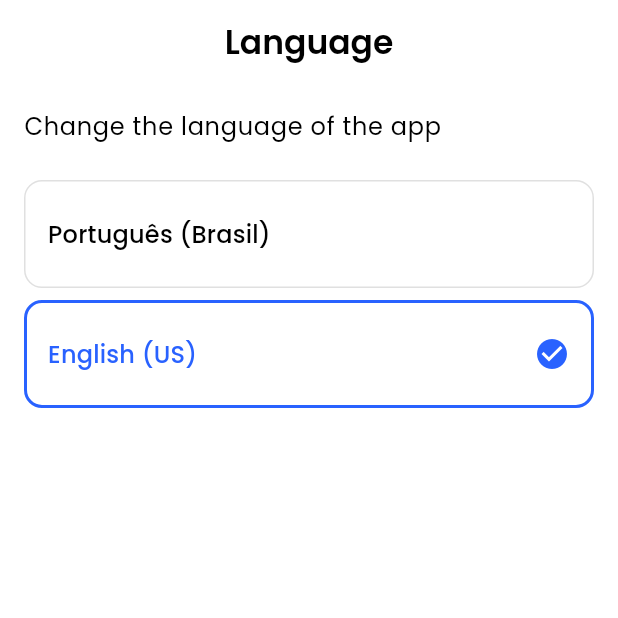
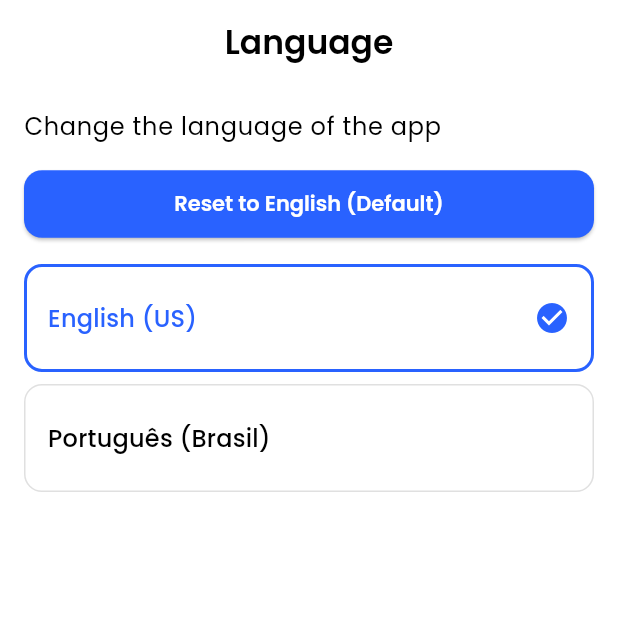
Before and after one commit to kellvembarbosa/nicotinaai_flutter, a Flutter app: the LanguageSelectionScreen screen opened by its route, on a phone screen of 412 x 824 dp, the top half of it. Run offline on Flutter 3.47's test engine with Material 3 defaults, Android fonts, the phone set to English and light mode, and no system bars; our stand-ins replace flutter_dotenv, flutter_secure_storage, go_router, google_fonts, shared_preferences, supabase_flutter; accounts and stored records are empty; generated files the repository leaves out were written again.

Commit message:
fix: corrigir configuração de idioma padrão para inglês
- Alterado arquivo l10n.yaml para usar inglês como template
- Adicionado método para resetar idioma para o padrão
- Alterada ordem dos idiomas suportados
- Limpeza do idioma salvo nas preferências na inicialização
- Adicionado botão de reset para inglês na tela de seleção de idioma

🤖 Generated with [Claude Code](https://claude.ai/code)

Co-Authored-By: Claude <noreply@anthropic.com>

```diff
--- a/l10n.yaml
+++ b/l10n.yaml
@@ -1,5 +1,5 @@
 arb-dir: assets/l10n
-template-arb-file: app_pt.arb
+template-arb-file: app_en.arb
 output-localization-file: app_localizations.dart
 output-class: AppLocalizations
 nullable-getter: false
--- a/lib/features/settings/screens/language_selection_screen.dart
+++ b/lib/features/settings/screens/language_selection_screen.dart
@@ -33,7 +33,17 @@ class LanguageSelectionScreen extends StatelessWidget {
               style: context.bodyStyle,
             ),
 
-            const SizedBox(height: 24),
+            const SizedBox(height: 16),
+
+            // Botão para redefinir para inglês
+            ElevatedButton(
+              onPressed: () {
+                localeProvider.resetToDefaultLocale();
+              },
+              child: const Text("Reset to English (Default)"),
+            ),
+
+            const SizedBox(height: 16),
 
             // Lista de idiomas disponíveis
             ...localeProvider.supportedLocales.map((locale) {
--- a/lib/main.dart
+++ b/lib/main.dart
@@ -3,6 +3,7 @@ import 'package:flutter/services.dart';
 import 'package:provider/provider.dart';
 import 'package:flutter_dotenv/flutter_dotenv.dart';
 import 'package:flutter_localizations/flutter_localizations.dart';
+import 'package:shared_preferences/shared_preferences.dart';
 import 'package:nicotinaai_flutter/config/supabase_config.dart';
 import 'package:nicotinaai_flutter/core/routes/app_router.dart';
 import 'package:nicotinaai_flutter/core/theme/theme_provider.dart';
@@ -27,6 +28,10 @@ void main() async {
 
   // Inicializa o Supabase
   await SupabaseConfig.initialize();
+
+  // Limpa a preferência de idioma para garantir que começa em inglês
+  final prefs = await SharedPreferences.getInstance();
+  await prefs.remove('app_locale');
 
   // Cria os repositórios
   final authRepository = AuthRepository();
```
Also changed, not shown: lib/core/localization/locale_provider.dart (+13 -1 lines).
